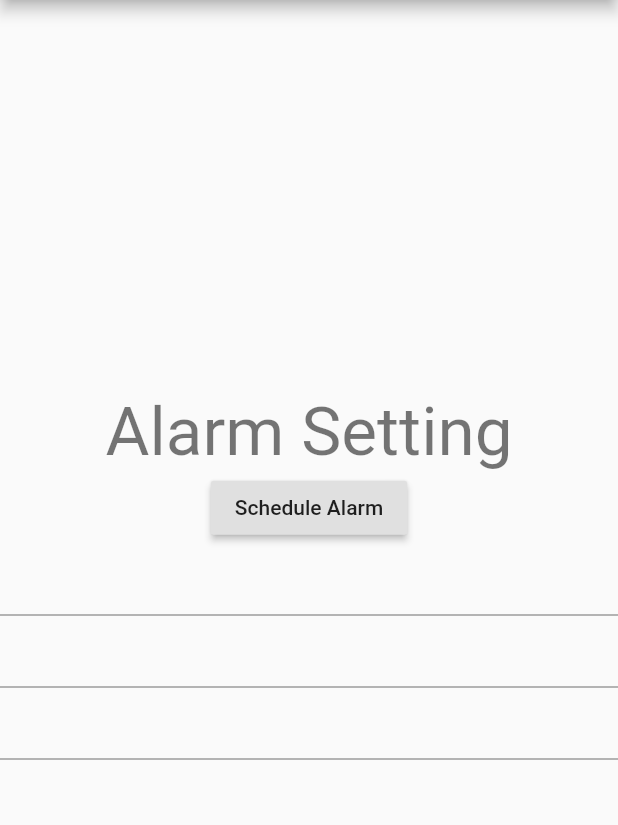
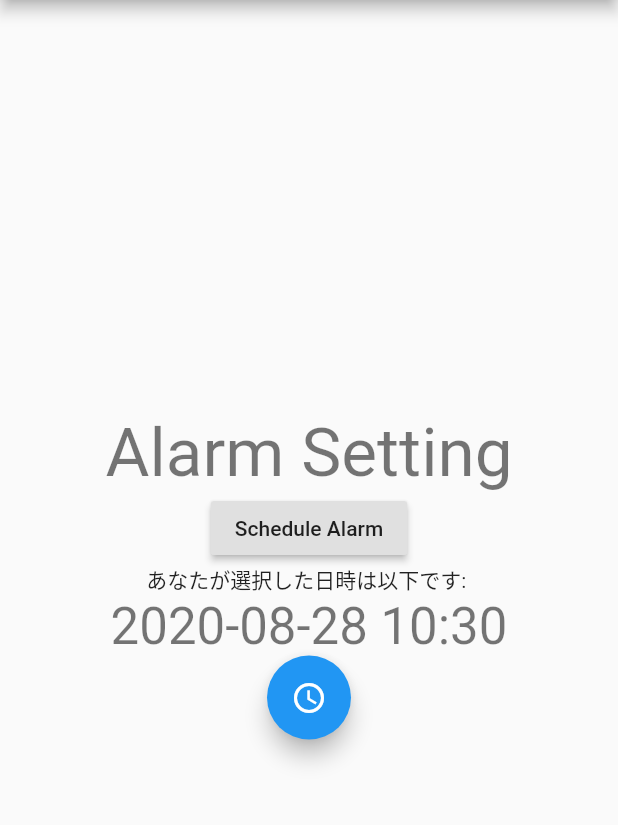
Before and after one commit to kyutech-programming-club/wake-stand-strech, a Flutter app: the screen it shows after launch, after a tap on "Schedule Alarm", on a phone screen of 412 x 824 dp, the part 84-909 px from its top. Run offline on Flutter 3.47's test engine with Material 2 defaults, Android fonts, the phone set to English and light mode, and no system bars; our stand-ins replace audioplayers, camera, flutter_datetime_picker, shared_preferences; missing offline and left inert: android_alarm_manager, tflite.

Commit message:
Schedule alarm with DateTimePicker

```diff
--- a/lib/SetAlarmHome.dart
+++ b/lib/SetAlarmHome.dart
@@ -3,7 +3,8 @@ import 'dart:math';
 import 'package:android_alarm_manager/android_alarm_manager.dart';
 import 'package:shared_preferences/shared_preferences.dart';
 import 'package:flutter/material.dart';
-
+import 'package:flutter_datetime_picker/flutter_datetime_picker.dart';
+import 'package:intl/intl.dart';
 
 class SetAlarmHome extends StatefulWidget {
   SetAlarmHome({Key key, this.title}) : super(key: key);
@@ -14,9 +15,8 @@ class SetAlarmHome extends StatefulWidget {
 }
 
 class _SetAlarmHomeState extends State<SetAlarmHome> {
-  var _dayController = TextEditingController();
-  var _hourController = TextEditingController();
-  var _minuteController = TextEditingController();
+  var _myDateTime = new DateTime.now();
+  var formatter = new DateFormat('yyyy-MM-dd HH:mm');
 
   @override
   void initState() {
@@ -55,11 +55,12 @@ class _SetAlarmHomeState extends State<SetAlarmHome> {
               ),
               key: ValueKey('RegisterOneShotAlarm'),
               onPressed: () async {
-                var _day = int.parse(_dayController.text);
-                var _hour = int.parse(_hourController.text);
-                var _minute = int.parse(_minuteController.text);
-
-                var _alarmTime = DateTime(2020, 8, _day, _hour, _minute);
+                var _date = DateTime.parse(formatter.format(_myDateTime)+":00");
+                var _month = _date.month;
+                var _day = _date.day;
+                var _hour = _date.hour;
+                var _minute = _date.minute;
+                var _alarmTime = DateTime(2020, _month, _day, _hour, _minute);
 
                 await AndroidAlarmManager.oneShotAt(
                   _alarmTime,
@@ -72,14 +73,39 @@ class _SetAlarmHomeState extends State<SetAlarmHome> {
                 _saveAlarmTime(_alarmTime.toString());
               },
             ),
-            TextFormField(
-              controller: _dayController,
+            Text(
+              'あなたが選択した日時は以下です: ',
             ),
-            TextFormField(
-              controller: _hourController,
+            Text(
+              // フォーマッターを使用して指定したフォーマットで日時を表示
+              // format()に渡すのはDate型の値で、String型で返される
+              formatter.format(_myDateTime),
+              style: Theme.of(context).textTheme.display1,
             ),
-            TextFormField(
-              controller: _minuteController,
+            FloatingActionButton(
+              onPressed: () {
+                DatePicker.showDateTimePicker(
+                  context,
+                  showTitleActions: true,
+                  // onChanged内の処理はDatepickerの選択に応じて毎回呼び出される
+                  onChanged: (date) {
+//                     print('change $date');
+                  },
+                  // onConfirm内の処理はDatepickerで選択完了後に呼び出される
+                  onConfirm: (date) {
+                    setState(() {
+                      _myDateTime = date;
+                    });
+                    print(date);
+                  },
+                  // Datepickerのデフォルトで表示する日時
+                  currentTime: DateTime.now(),
+                  // localによって色々な言語に対応
+                  //  locale: LocaleType.en
+                );
+              },
+              tooltip: 'Datetime',
+              child: Icon(Icons.access_time),
             ),
           ],
         ),
--- a/pubspec.yaml
+++ b/pubspec.yaml
@@ -29,7 +29,8 @@ dependencies:
   audioplayers: ^0.16.0
   camera: 0.5.8+5
   tflite: ^1.1.1
-
+  flutter_datetime_picker: ^1.2.1
+  intl: ^0.15.8
   # The following adds the Cupertino Icons font to your application.
   # Use with the CupertinoIcons class for iOS style icons.
   cupertino_icons: ^0.1.3
```
Also changed, not shown: pubspec.lock.
